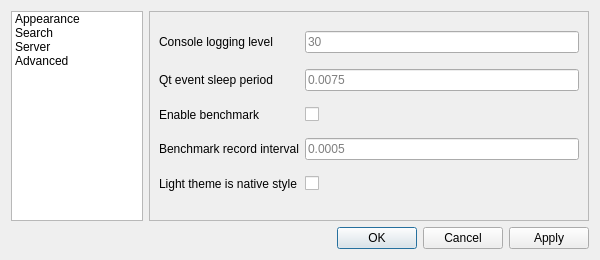
busimus/cutelog, file cutelog/resources/ui/settings_dialog.ui: the form before one commit.
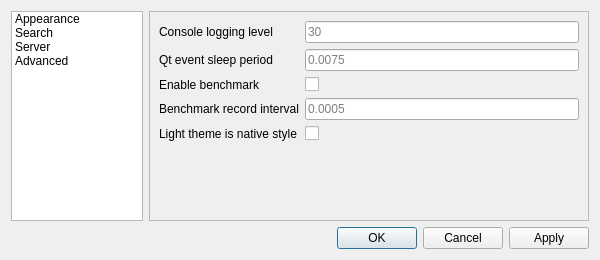
The form after the commit. The open tabs and pages were chosen to show the change.

Commit message: Settings dialog: Fixed tabulator order

Diff of the .ui file:
```diff
--- a/cutelog/resources/ui/settings_dialog.ui
+++ b/cutelog/resources/ui/settings_dialog.ui
@@ -378,81 +378,87 @@
      </widget>
      <widget class="QWidget" name="pageAdvanced">
       <layout class="QGridLayout" name="gridLayout_4">
-       <item row="0" column="0">
+       <item row="2" column="1">
+        <widget class="QLineEdit" name="loopEventDelayLine">
+         <property name="placeholderText">
+          <string>0.0075</string>
+         </property>
+        </widget>
+       </item>
+       <item row="1" column="0">
         <widget class="QLabel" name="label_6">
          <property name="text">
           <string>Console logging level</string>
          </property>
         </widget>
        </item>
-       <item row="0" column="1">
+       <item row="5" column="1">
+        <widget class="QCheckBox" name="lightThemeNativeCheckBox">
+         <property name="text">
+          <string/>
+         </property>
+        </widget>
+       </item>
+       <item row="3" column="0">
+        <widget class="QLabel" name="label_8">
+         <property name="text">
+          <string>Enable benchmark</string>
+         </property>
+        </widget>
+       </item>
+       <item row="1" column="1">
         <widget class="QLineEdit" name="logLevelLine">
          <property name="placeholderText">
           <string>30</string>
          </property>
         </widget>
        </item>
-       <item row="1" column="0">
+       <item row="3" column="1">
+        <widget class="QCheckBox" name="benchmarkCheckBox">
+         <property name="text">
+          <string/>
+         </property>
+        </widget>
+       </item>
+       <item row="2" column="0">
         <widget class="QLabel" name="label_7">
          <property name="text">
           <string>Qt event sleep period</string>
          </property>
         </widget>
        </item>
-       <item row="1" column="1">
-        <widget class="QLineEdit" name="loopEventDelayLine">
-         <property name="placeholderText">
-          <string>0.0075</string>
-         </property>
-        </widget>
-       </item>
-       <item row="2" column="0">
-        <widget class="QLabel" name="label_8">
-         <property name="text">
-          <string>Enable benchmark</string>
-         </property>
-        </widget>
-       </item>
-       <item row="2" column="1">
-        <widget class="QCheckBox" name="benchmarkCheckBox">
-         <property name="text">
-          <string/>
-         </property>
-        </widget>
-       </item>
-       <item row="3" column="0">
+       <item row="4" column="0">
         <widget class="QLabel" name="label_15">
          <property name="text">
           <string>Benchmark record interval</string>
          </property>
         </widget>
        </item>
-       <item row="3" column="1">
+       <item row="4" column="1">
         <widget class="QLineEdit" name="benchmarkIntervalLine">
          <property name="placeholderText">
           <string>0.0005</string>
          </property>
         </widget>
        </item>
-       <item row="4" column="0">
+       <item row="5" column="0">
         <widget class="QLabel" name="label_14">
          <property name="text">
           <string>Light theme is native style</string>
          </property>
         </widget>
        </item>
-       <item row="4" column="1">
-        <widget class="QCheckBox" name="lightThemeNativeCheckBox">
-         <property name="text">
-          <string/>
-         </property>
-        </widget>
-       </item>
        <item row="6" column="0" colspan="2">
         <spacer name="verticalSpacer_4">
          <property name="orientation">
           <enum>Qt::Vertical</enum>
          </property>
+         <property name="sizeHint" stdset="0">
+          <size>
+           <width>20</width>
+           <height>40</height>
+          </size>
+         </property>
         </spacer>
        </item>
       </layout>
```
Left out of the diff: 45 changed lines with no effect on the pictures.
